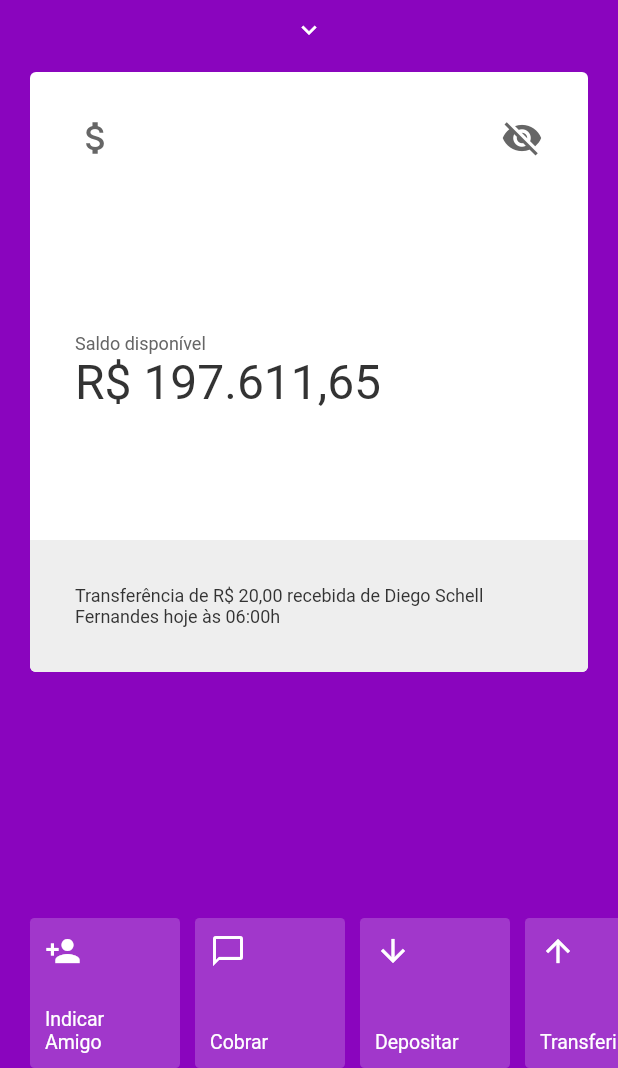
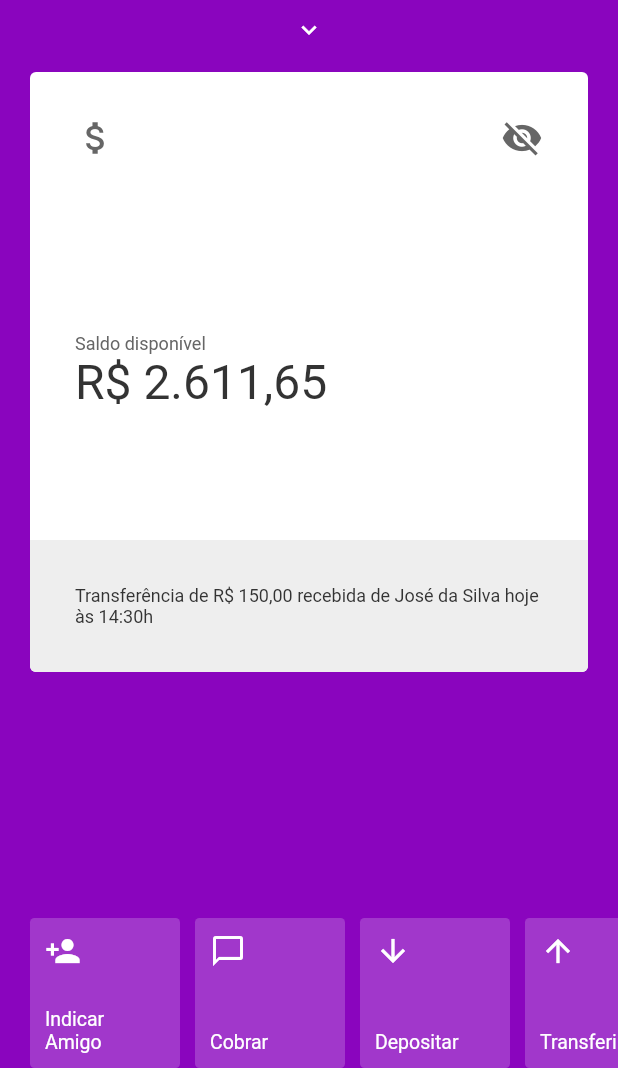
Before and after one commit to lenilsondc/nubank-flutter-ui-clone, a Flutter app: the screen it shows after launch, on a phone screen of 412 x 824 dp, the part 168-1236 px from its top. Run offline on Flutter 3.47's test engine with Material 2 defaults, Android fonts, the phone set to English and light mode, and no system bars; our stand-ins replace qr_flutter.

Commit message:
feat: update mocks

```diff
--- a/lib/widgets/card.dart
+++ b/lib/widgets/card.dart
@@ -37,7 +37,7 @@ class AppCard extends StatelessWidget {
                               TextStyle(fontSize: 12, color: Color(0xff666666)),
                         ),
                         Text(
-                          'R\$ 197.611,65',
+                          'R\$ 2.611,65',
                           style:
                               TextStyle(fontSize: 32, color: Color(0xff333333)),
                         ),
@@ -53,7 +53,7 @@ class AppCard extends StatelessWidget {
                 borderRadius:
                     BorderRadius.vertical(bottom: Radius.circular(4))),
             child: Text(
-                'Transferência de R\$ 20,00 recebida de Diego Schell Fernandes hoje às 06:00h',
+                'Transferência de R\$ 150,00 recebida de José da Silva hoje às 14:30h',
                 style: TextStyle(fontSize: 12, color: Color(0xff333333))),
           )
         ],
```
